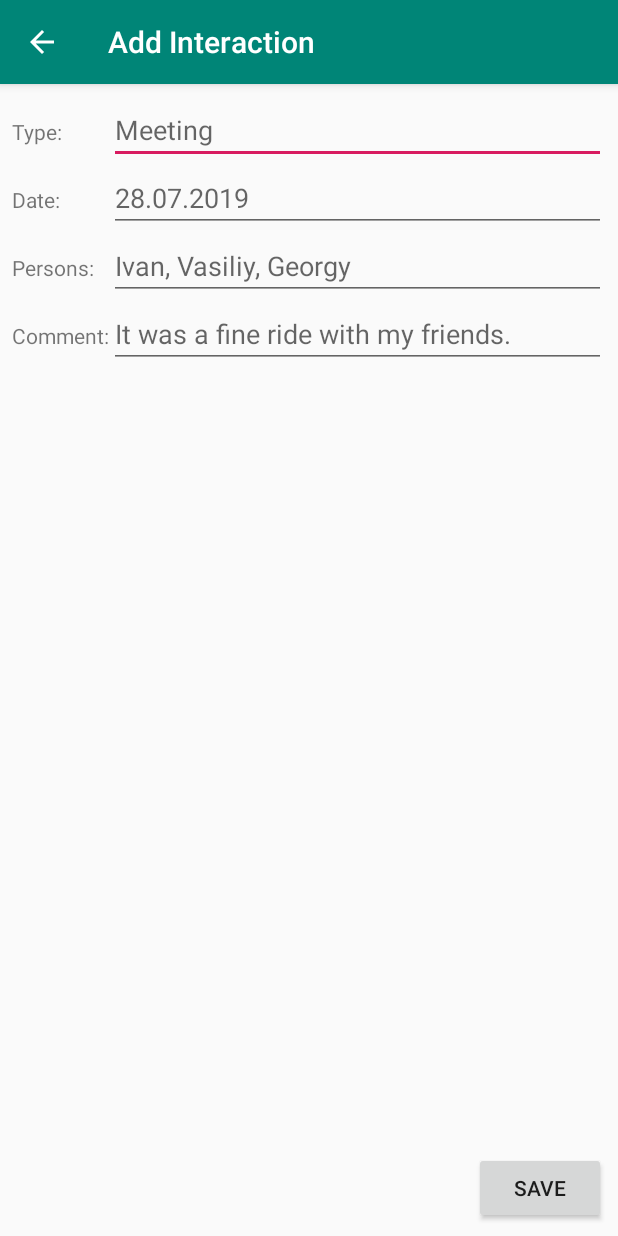
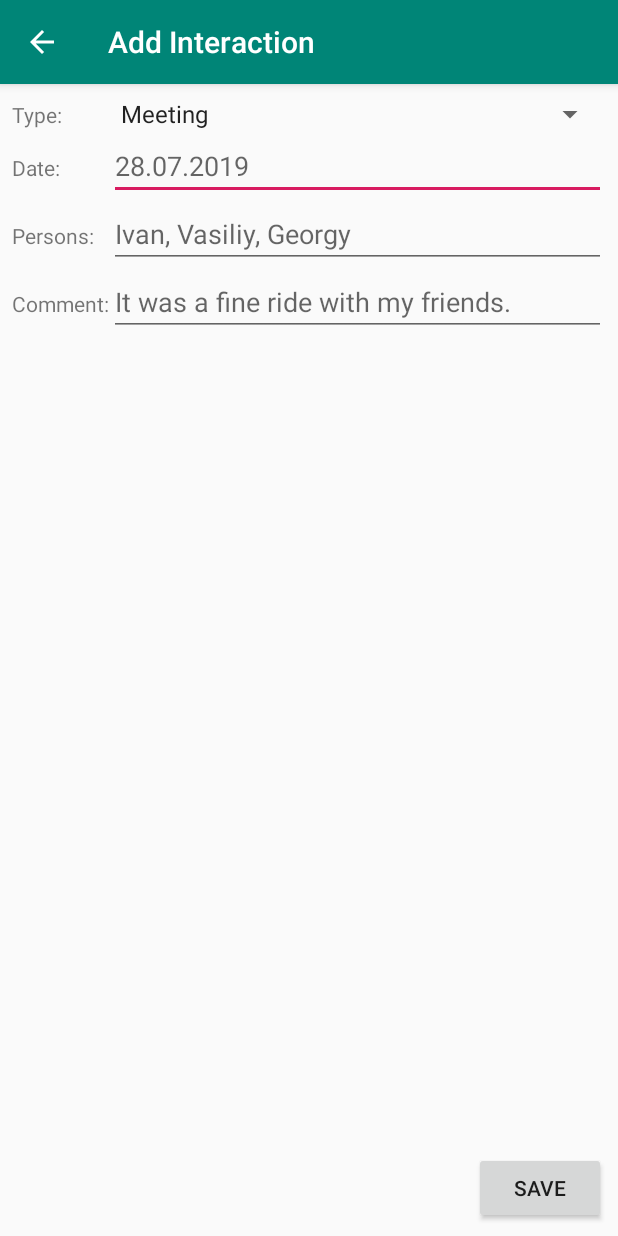
Before and after one commit to kirillsmirnov1/Friends-reminder-android, an Android app: the AddInteractionActivity screen opened directly, with no data from a screen before it, on a phone screen of 412 x 824 dp. Run offline under Robolectric (Android 15) with nearby library versions, the light colour scheme and no system bars.

Commit message:
add interaction type spinner

```diff
--- a/app/src/main/java/com/trulden/friends/AddInteractionActivity.java
+++ b/app/src/main/java/com/trulden/friends/AddInteractionActivity.java
@@ -2,14 +2,17 @@ package com.trulden.friends;
 
 import android.content.Intent;
 import android.view.View;
+import android.widget.AdapterView;
+import android.widget.ArrayAdapter;
 import android.widget.EditText;
-import android.widget.TextView;
+import android.widget.Spinner;
 import androidx.appcompat.app.AppCompatActivity;
 import android.os.Bundle;
 
-public class AddInteractionActivity extends AppCompatActivity {
+public class AddInteractionActivity extends AppCompatActivity implements
+        AdapterView.OnItemSelectedListener{
 
-    private EditText mType;
+    private Spinner mType;
     private EditText mDate;
     private EditText mFriends;
     private EditText mComment;
@@ -21,16 +24,31 @@ public class AddInteractionActivity extends AppCompatActivity {
         super.onCreate(savedInstanceState);
         setContentView(R.layout.activity_add_interaction);
 
-        mType = findViewById(R.id.editType);
+        mType = findViewById(R.id.interaction_type_spinner);
         mDate = findViewById(R.id.editDate);
         mFriends = findViewById(R.id.editPersons);
         mComment = findViewById(R.id.editComment);
+
+        initInteractionTypeSpinner();
+    }
+
+    private void initInteractionTypeSpinner() {
+        if(mType != null){
+            mType.setOnItemSelectedListener(this);
+        }
+
+        ArrayAdapter<CharSequence> adapter = ArrayAdapter.createFromResource(this,
+                R.array.interaction_types, android.R.layout.simple_spinner_item);
+
+        adapter.setDropDownViewResource(android.R.layout.simple_spinner_dropdown_item);
+        if(mType != null)
+            mType.setAdapter(adapter);
     }
 
     public void saveInteraction(View view) {
         String result =
                         mDate.getText().toString() + " • " +
-                        mType.getText().toString() + "\n" +
+                        mType.getSelectedItem().toString() + "\n" +
                         mFriends.getText().toString() + "\n" +
                         mComment.getText().toString() + "\n";
 
@@ -39,4 +57,14 @@ public class AddInteractionActivity extends AppCompatActivity {
         setResult(RESULT_OK, replyIntent);
         finish();
     }
+
+    @Override
+    public void onItemSelected(AdapterView<?> adapterView, View view, int i, long l) {
+
+    }
+
+    @Override
+    public void onNothingSelected(AdapterView<?> adapterView) {
+
+    }
 }
--- a/app/src/main/res/layout/activity_add_interaction.xml
+++ b/app/src/main/res/layout/activity_add_interaction.xml
@@ -18,64 +18,85 @@
             app:layout_constraintEnd_toEndOf="parent" android:layout_marginRight="8dp"
             app:layout_constraintHorizontal_bias="1.0" android:layout_marginBottom="8dp"
             app:layout_constraintBottom_toTopOf="@+id/button_save_interaction">
+
+    <!--INTERACTION TYPE-->
+
         <TableRow
                 android:layout_width="match_parent"
                 android:layout_height="match_parent">
             <TextView
                     android:text="@string/type_input_invitation"
                     android:layout_width="wrap_content"
-                    android:layout_height="wrap_content" android:id="@+id/textType"/>
-            <EditText
-                    android:layout_width="wrap_content"
                     android:layout_height="wrap_content"
-                    android:inputType="textPersonName"
-                    android:ems="10"
-                    android:id="@+id/editType" android:hint="@string/meeting_input_invitation"/>
+                    android:id="@+id/textType"/>
+
+            <Spinner
+                    android:id="@+id/interaction_type_spinner"
+            />
         </TableRow>
+
+    <!--DATE-->
+
         <TableRow
                 android:layout_width="match_parent"
                 android:layout_height="match_parent">
             <TextView
                     android:text="@string/date_input_invitation"
                     android:layout_width="wrap_content"
-                    android:layout_height="wrap_content" android:id="@+id/textDate"/>
+                    android:layout_height="wrap_content"
+                    android:id="@+id/textDate"/>
             <EditText
                     android:layout_width="wrap_content"
                     android:layout_height="wrap_content"
                     android:inputType="date"
                     android:ems="10"
-                    android:id="@+id/editDate" android:hint="@string/default_date"/>
+                    android:id="@+id/editDate"
+                    android:hint="@string/default_date"/>
         </TableRow>
+
+    <!--PERSONS-->
+
         <TableRow
                 android:layout_width="match_parent"
                 android:layout_height="match_parent">
             <TextView
                     android:text="@string/persons_input_invitation"
                     android:layout_width="wrap_content"
-                    android:layout_height="wrap_content" android:id="@+id/textPersons"/>
+                    android:layout_height="wrap_content"
+                    android:id="@+id/textPersons"/>
             <EditText
                     android:layout_width="wrap_content"
                     android:layout_height="wrap_content"
-                    android:inputType="textPersonName"
+                    android:inputType="textPersonName|textCapWords"
                     android:hint="@string/default_persons"
                     android:ems="10"
                     android:id="@+id/editPersons"/>
         </TableRow>
+
+    <!--COMMENT-->
+
         <TableRow
                 android:layout_width="match_parent"
                 android:layout_height="match_parent">
             <TextView
                     android:text="@string/comment_input_invitation"
                     android:layout_width="wrap_content"
-                    android:layout_height="wrap_content" android:id="@+id/textComment"/>
+                    android:layout_height="wrap_content"
+                    android:id="@+id/textComment"/>
             <EditText
                     android:layout_width="wrap_content"
                     android:layout_height="wrap_content"
-                    android:inputType="textMultiLine"
+                    android:inputType="textMultiLine|textCapSentences"
                     android:ems="10"
-                    android:id="@+id/editComment" android:hint="@string/default_meeting_comment"/>
+                    android:id="@+id/editComment"
+                    android:hint="@string/default_meeting_comment"
+                    android:imeOptions="actionDone"
+            />
         </TableRow>
     </TableLayout>
+
+    <!--SEND-->
+
     <Button
             android:text="@string/save"
             android:layout_width="wrap_content"
--- a/app/src/main/res/values/strings.xml
+++ b/app/src/main/res/values/strings.xml
@@ -14,4 +14,11 @@
     <string name="comment_input_invitation">Comment:</string>
     <string name="default_meeting_comment">It was a fine ride with my friends.</string>
     <string name="save">Save</string>
+
+    <string-array name="interaction_types">
+        <item>Meeting</item>
+        <item>Texting</item>
+        <item>Call</item>
+    </string-array>
+
 </resources>
```
